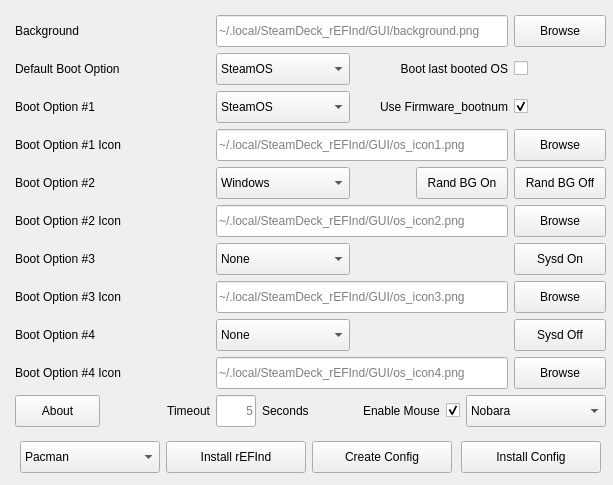
Before: the Qt Designer form GUI/src/mainwindow.ui in jlobue10/SteamDeck_rEFInd, drawn with Qt 5.
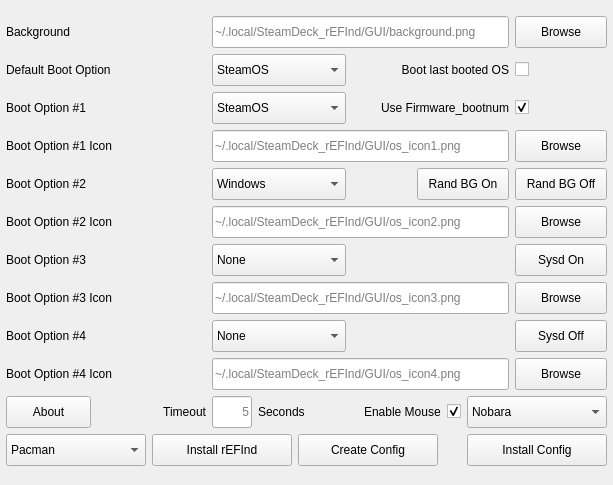
After: the same form once the commit is applied. Icons and pictures are not drawn.

```diff
--- a/GUI/src/mainwindow.ui
+++ b/GUI/src/mainwindow.ui
@@ -30,120 +30,13 @@
     <normaloff>/home/deck/.local/SteamDeck_rEFInd/GUI/SteamDeck_rEFInd.png</normaloff>/home/deck/.local/SteamDeck_rEFInd/GUI/SteamDeck_rEFInd.png</iconset>
   </property>
   <widget class="QWidget" name="centralwidget">
-   <widget class="QWidget" name="layoutWidget1">
-    <property name="geometry">
-     <rect>
-      <x>20</x>
-      <y>440</y>
-      <width>581</width>
-      <height>34</height>
-     </rect>
-    </property>
-    <layout class="QGridLayout" name="gridLayout_2">
-     <item row="0" column="3" alignment="Qt::AlignRight">
-      <widget class="QPushButton" name="Install_Config">
-       <property name="minimumSize">
-        <size>
-         <width>140</width>
-         <height>32</height>
-        </size>
-       </property>
-       <property name="maximumSize">
-        <size>
-         <width>140</width>
-         <height>32</height>
-        </size>
-       </property>
-       <property name="toolTip">
-        <string>Install config, icons and background</string>
-       </property>
-       <property name="text">
-        <string>Install Config</string>
-       </property>
-      </widget>
-     </item>
-     <item row="0" column="2">
-      <widget class="QPushButton" name="Create_Config">
-       <property name="minimumSize">
-        <size>
-         <width>140</width>
-         <height>32</height>
-        </size>
-       </property>
-       <property name="maximumSize">
-        <size>
-         <width>140</width>
-         <height>32</height>
-        </size>
-       </property>
-       <property name="toolTip">
-        <string>Create config and copy PNG files (ready for install step)</string>
-       </property>
-       <property name="text">
-        <string>Create Config</string>
-       </property>
-      </widget>
-     </item>
-     <item row="0" column="1">
-      <widget class="QPushButton" name="Install_rEFInd">
-       <property name="minimumSize">
-        <size>
-         <width>140</width>
-         <height>32</height>
-        </size>
-       </property>
-       <property name="maximumSize">
-        <size>
-         <width>140</width>
-         <height>32</height>
-        </size>
-       </property>
-       <property name="toolTip">
-        <string>Install rEFInd using selected method</string>
-       </property>
-       <property name="text">
-        <string>Install rEFInd</string>
-       </property>
-      </widget>
-     </item>
-     <item row="0" column="0">
-      <widget class="QComboBox" name="Install_Source_comboBox">
-       <property name="minimumSize">
-        <size>
-         <width>140</width>
-         <height>32</height>
-        </size>
-       </property>
-       <property name="maximumSize">
-        <size>
-         <width>140</width>
-         <height>32</height>
-        </size>
-       </property>
-       <property name="toolTip">
-        <string>Installation source and method</string>
-       </property>
-       <item>
-        <property name="text">
-         <string>Pacman</string>
-        </property>
-       </item>
-       <item>
-        <property name="text">
-         <string>Sourceforge</string>
-        </property>
-       </item>
-      </widget>
-     </item>
-    </layout>
-   </widget>
    <widget class="QWidget" name="">
     <property name="geometry">
      <rect>
-      <x>15</x>
-      <y>15</y>
-      <width>591</width>
-      <height>416</height>
+      <x>6</x>
+      <y>16</y>
+      <width>601</width>
+      <height>456</height>
      </rect>
     </property>
     <layout class="QGridLayout" name="gridLayout_3">
@@ -1012,6 +905,105 @@
        </item>
       </layout>
      </item>
+     <item row="11" column="0" colspan="6">
+      <layout class="QGridLayout" name="gridLayout_2">
+       <item row="0" column="3" alignment="Qt::AlignRight">
+        <widget class="QPushButton" name="Install_Config">
+         <property name="minimumSize">
+          <size>
+           <width>140</width>
+           <height>32</height>
+          </size>
+         </property>
+         <property name="maximumSize">
+          <size>
+           <width>140</width>
+           <height>32</height>
+          </size>
+         </property>
+         <property name="toolTip">
+          <string>Install config, icons and background</string>
+         </property>
+         <property name="text">
+          <string>Install Config</string>
+         </property>
+        </widget>
+       </item>
+       <item row="0" column="2">
+        <widget class="QPushButton" name="Create_Config">
+         <property name="minimumSize">
+          <size>
+           <width>140</width>
+           <height>32</height>
+          </size>
+         </property>
+         <property name="maximumSize">
+          <size>
+           <width>140</width>
+           <height>32</height>
+          </size>
+         </property>
+         <property name="toolTip">
+          <string>Create config and copy PNG files (ready for install step)</string>
+         </property>
+         <property name="text">
+          <string>Create Config</string>
+         </property>
+        </widget>
+       </item>
+       <item row="0" column="1">
+        <widget class="QPushButton" name="Install_rEFInd">
+         <property name="minimumSize">
+          <size>
+           <width>140</width>
+           <height>32</height>
+          </size>
+         </property>
+         <property name="maximumSize">
+          <size>
+           <width>140</width>
+           <height>32</height>
+          </size>
+         </property>
+         <property name="toolTip">
+          <string>Install rEFInd using selected method</string>
+         </property>
+         <property name="text">
+          <string>Install rEFInd</string>
+         </property>
+        </widget>
+       </item>
+       <item row="0" column="0">
+        <widget class="QComboBox" name="Install_Source_comboBox">
+         <property name="minimumSize">
+          <size>
+           <width>140</width>
+           <height>32</height>
+          </size>
+         </property>
+         <property name="maximumSize">
+          <size>
+           <width>140</width>
+           <height>32</height>
+          </size>
+         </property>
+         <property name="toolTip">
+          <string>Installation source and method</string>
+         </property>
+         <item>
+          <property name="text">
+           <string>Pacman</string>
+          </property>
+         </item>
+         <item>
+          <property name="text">
+           <string>Sourceforge</string>
+          </property>
+         </item>
+        </widget>
+       </item>
+      </layout>
+     </item>
      <item row="0" column="2" colspan="3">
       <widget class="QLineEdit" name="Background_lineEdit">
        <property name="minimumSize">
```
Left out of the diff: 2 changed lines with no effect on the pictures.
